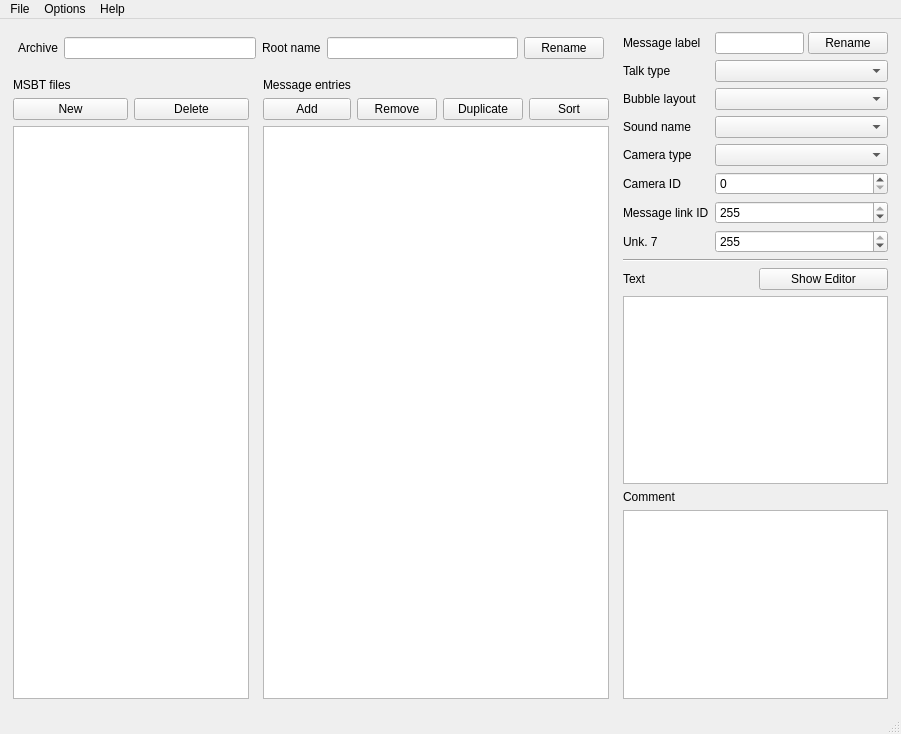
Before: the Qt Designer form assets/editor.ui in SunakazeKun/galaxymsbt, drawn with Qt 5.
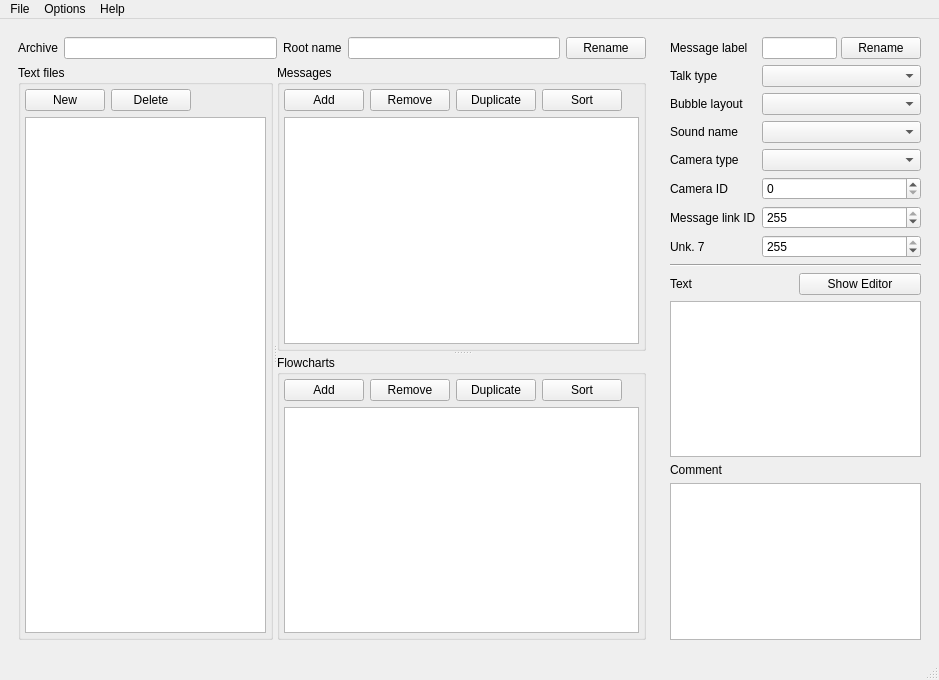
After: the same form once the commit is applied.

Commit message: expanded the UI for MSBF stuff

```diff
--- a/assets/editor.ui
+++ b/assets/editor.ui
@@ -6,74 +6,339 @@
    <rect>
     <x>0</x>
     <y>0</y>
-    <width>901</width>
-    <height>734</height>
+    <width>939</width>
+    <height>680</height>
    </rect>
   </property>
   <property name="windowTitle">
    <string>galaxymsbt -- Super Mario Galaxy 2 MSBT Editor</string>
   </property>
   <widget class="QWidget" name="centralwidget">
-   <layout class="QGridLayout" name="gridLayout_3">
-    <item row="0" column="0" colspan="2">
-     <widget class="QWidget" name="widget_9" native="true">
-      <layout class="QHBoxLayout" name="horizontalLayout_3">
-       <item>
-        <widget class="QLabel" name="labelArchivePath">
-         <property name="text">
-          <string>Archive</string>
-         </property>
-        </widget>
-       </item>
-       <item>
-        <widget class="QLineEdit" name="lineArchivePath">
-         <property name="readOnly">
-          <bool>true</bool>
-         </property>
-        </widget>
-       </item>
-       <item>
-        <widget class="QLabel" name="labelArchiveRoot">
-         <property name="text">
-          <string>Root name</string>
-         </property>
-        </widget>
-       </item>
-       <item>
-        <widget class="QLineEdit" name="lineArchiveRoot">
-         <property name="readOnly">
-          <bool>true</bool>
-         </property>
-        </widget>
-       </item>
-       <item>
-        <widget class="QPushButton" name="buttonChangeRoot">
-         <property name="text">
-          <string>Rename</string>
-         </property>
+   <layout class="QGridLayout" name="gridLayout_11">
+    <item row="0" column="0">
+     <widget class="QWidget" name="widget_2" native="true">
+      <layout class="QGridLayout" name="gridLayout_9">
+       <item row="0" column="0">
+        <widget class="QWidget" name="widgetArchive" native="true">
+         <layout class="QGridLayout" name="gridLayout_10">
+          <property name="leftMargin">
+           <number>0</number>
+          </property>
+          <property name="topMargin">
+           <number>0</number>
+          </property>
+          <property name="rightMargin">
+           <number>0</number>
+          </property>
+          <property name="bottomMargin">
+           <number>0</number>
+          </property>
+          <item row="0" column="3">
+           <widget class="QLineEdit" name="lineArchiveRoot">
+            <property name="readOnly">
+             <bool>true</bool>
+            </property>
+           </widget>
+          </item>
+          <item row="1" column="0" colspan="5">
+           <widget class="QSplitter" name="splitter_2">
+            <property name="orientation">
+             <enum>Qt::Horizontal</enum>
+            </property>
+            <widget class="QGroupBox" name="groupTextFiles">
+             <property name="title">
+              <string>Text files</string>
+             </property>
+             <layout class="QGridLayout" name="gridLayout">
+              <property name="leftMargin">
+               <number>4</number>
+              </property>
+              <property name="topMargin">
+               <number>4</number>
+              </property>
+              <property name="rightMargin">
+               <number>4</number>
+              </property>
+              <property name="bottomMargin">
+               <number>4</number>
+              </property>
+              <item row="0" column="0">
+               <widget class="QWidget" name="widget_3" native="true">
+                <layout class="QGridLayout" name="gridLayout_6">
+                 <property name="leftMargin">
+                  <number>0</number>
+                 </property>
+                 <property name="topMargin">
+                  <number>0</number>
+                 </property>
+                 <property name="rightMargin">
+                  <number>0</number>
+                 </property>
+                 <property name="bottomMargin">
+                  <number>0</number>
+                 </property>
+                 <item row="0" column="0">
+                  <widget class="QPushButton" name="buttonLmsAccessorNew">
+                   <property name="text">
+                    <string>New</string>
+                   </property>
+                  </widget>
+                 </item>
+                 <item row="0" column="1">
+                  <widget class="QPushButton" name="buttonLmsAccessorDelete">
+                   <property name="text">
+                    <string>Delete</string>
+                   </property>
+                  </widget>
+                 </item>
+                 <item row="0" column="2">
+                  <spacer name="horizontalSpacer">
+                   <property name="orientation">
+                    <enum>Qt::Horizontal</enum>
+                   </property>
+                   <property name="sizeHint" stdset="0">
+                    <size>
+                     <width>40</width>
+                     <height>20</height>
+                    </size>
+                   </property>
+                  </spacer>
+                 </item>
+                </layout>
+               </widget>
+              </item>
+              <item row="2" column="0">
+               <widget class="QListView" name="listLmsAccessors">
+                <property name="editTriggers">
+                 <set>QAbstractItemView::NoEditTriggers</set>
+                </property>
+                <property name="selectionMode">
+                 <enum>QAbstractItemView::ExtendedSelection</enum>
+                </property>
+               </widget>
+              </item>
+             </layout>
+            </widget>
+            <widget class="QSplitter" name="splitter">
+             <property name="orientation">
+              <enum>Qt::Vertical</enum>
+             </property>
+             <widget class="QGroupBox" name="groupMessageEntries">
+              <property name="title">
+               <string>Messages</string>
+              </property>
+              <layout class="QGridLayout" name="gridLayout_2">
+               <property name="leftMargin">
+                <number>4</number>
+               </property>
+               <property name="topMargin">
+                <number>4</number>
+               </property>
+               <property name="rightMargin">
+                <number>4</number>
+               </property>
+               <property name="bottomMargin">
+                <number>4</number>
+               </property>
+               <item row="0" column="0">
+                <widget class="QWidget" name="widgetMessageTools" native="true">
+                 <layout class="QGridLayout" name="gridLayout_7">
+                  <property name="leftMargin">
+                   <number>0</number>
+                  </property>
+                  <property name="topMargin">
+                   <number>0</number>
+                  </property>
+                  <property name="rightMargin">
+                   <number>0</number>
+                  </property>
+                  <property name="bottomMargin">
+                   <number>0</number>
+                  </property>
+                  <item row="0" column="1">
+                   <widget class="QPushButton" name="buttonMessagesRemove">
+                    <property name="text">
+                     <string>Remove</string>
+                    </property>
+                   </widget>
+                  </item>
+                  <item row="0" column="2">
+                   <widget class="QPushButton" name="buttonMessagesDuplicate">
+                    <property name="text">
+                     <string>Duplicate</string>
+                    </property>
+                   </widget>
+                  </item>
+                  <item row="0" column="0">
+                   <widget class="QPushButton" name="buttonMessagesAdd">
+                    <property name="text">
+                     <string>Add</string>
+                    </property>
+                   </widget>
+                  </item>
+                  <item row="0" column="3">
+                   <widget class="QPushButton" name="buttonMessagesSort">
+                    <property name="text">
+                     <string>Sort</string>
+                    </property>
+                   </widget>
+                  </item>
+                  <item row="0" column="4">
+                   <spacer name="horizontalSpacer_2">
+                    <property name="orientation">
+                     <enum>Qt::Horizontal</enum>
+                    </property>
+                    <property name="sizeHint" stdset="0">
+                     <size>
+                      <width>40</width>
+                      <height>20</height>
+                     </size>
+                    </property>
+                   </spacer>
+                  </item>
+                 </layout>
+                </widget>
+               </item>
+               <item row="2" column="0">
+                <widget class="QListView" name="listMessageEntries">
+                 <property name="editTriggers">
+                  <set>QAbstractItemView::NoEditTriggers</set>
+                 </property>
+                 <property name="selectionMode">
+                  <enum>QAbstractItemView::ExtendedSelection</enum>
+                 </property>
+                </widget>
+               </item>
+              </layout>
+             </widget>
+             <widget class="QGroupBox" name="groupFlowcharts">
+              <property name="title">
+               <string>Flowcharts</string>
+              </property>
+              <layout class="QGridLayout" name="gridLayout_3">
+               <property name="leftMargin">
+                <number>4</number>
+               </property>
+               <property name="topMargin">
+                <number>4</number>
+               </property>
+               <property name="rightMargin">
+                <number>4</number>
+               </property>
+               <property name="bottomMargin">
+                <number>4</number>
+               </property>
+               <item row="0" column="0">
+                <widget class="QWidget" name="widgetFlowchartTools" native="true">
+                 <layout class="QGridLayout" name="gridLayout_8">
+                  <property name="leftMargin">
+                   <number>0</number>
+                  </property>
+                  <property name="topMargin">
+                   <number>0</number>
+                  </property>
+                  <property name="rightMargin">
+                   <number>0</number>
+                  </property>
+                  <property name="bottomMargin">
+                   <number>0</number>
+                  </property>
+                  <item row="0" column="1">
+                   <widget class="QPushButton" name="buttonFlowchartsRemove">
+                    <property name="text">
+                     <string>Remove</string>
+                    </property>
+                   </widget>
+                  </item>
+                  <item row="0" column="0">
+                   <widget class="QPushButton" name="buttonFlowchartsAdd">
+                    <property name="text">
+                     <string>Add</string>
+                    </property>
+                   </widget>
+                  </item>
+                  <item row="0" column="2">
+                   <widget class="QPushButton" name="buttonFlowchartsDuplicate">
+                    <property name="text">
+                     <string>Duplicate</string>
+                    </property>
+                   </widget>
+                  </item>
+                  <item row="0" column="3">
+                   <widget class="QPushButton" name="buttonFlowchartsSort">
+                    <property name="text">
+                     <string>Sort</string>
+                    </property>
+                   </widget>
+                  </item>
+                  <item row="0" column="4">
+                   <spacer name="horizontalSpacer_3">
+                    <property name="orientation">
+                     <enum>Qt::Horizontal</enum>
+                    </property>
+                    <property name="sizeHint" stdset="0">
+                     <size>
+                      <width>40</width>
+                      <height>20</height>
+                     </size>
+                    </property>
+                   </spacer>
+                  </item>
+                 </layout>
+                </widget>
+               </item>
+               <item row="1" column="0">
+                <widget class="QListView" name="listFlowcharts">
+                 <property name="editTriggers">
+                  <set>QAbstractItemView::NoEditTriggers</set>
+                 </property>
+                </widget>
+               </item>
+              </layout>
+             </widget>
+            </widget>
+           </widget>
+          </item>
+          <item row="0" column="1">
+           <widget class="QLineEdit" name="lineArchivePath">
+            <property name="readOnly">
+             <bool>true</bool>
+            </property>
+           </widget>
+          </item>
+          <item row="0" column="4">
+           <widget class="QPushButton" name="buttonChangeRoot">
+            <property name="text">
+             <string>Rename</string>
+            </property>
+           </widget>
+          </item>
+          <item row="0" column="2">
+           <widget class="QLabel" name="labelArchiveRoot">
+            <property name="text">
+             <string>Root name</string>
+            </property>
+           </widget>
+          </item>
+          <item row="0" column="0">
+           <widget class="QLabel" name="labelArchivePath">
+            <property name="text">
+             <string>Archive</string>
+            </property>
+           </widget>
+          </item>
+         </layout>
         </widget>
        </item>
       </layout>
      </widget>
     </item>
-    <item row="0" column="2" rowspan="2">
-     <widget class="QWidget" name="widget_4" native="true">
+    <item row="0" column="1">
+     <widget class="QWidget" name="widgetMessageEntry" native="true">
       <property name="locale">
        <locale language="English" country="UnitedStates"/>
       </property>
       <layout class="QGridLayout" name="gridLayout_4" rowstretch="0,0,0,0,0,0">
-       <property name="leftMargin">
-        <number>4</number>
-       </property>
-       <property name="topMargin">
-        <number>4</number>
-       </property>
-       <property name="rightMargin">
-        <number>4</number>
-       </property>
-       <property name="bottomMargin">
-        <number>4</number>
-       </property>
        <item row="3" column="0">
         <widget class="QPlainTextEdit" name="textMessageText">
          <property name="plainText">
@@ -311,160 +576,6 @@
       </layout>
      </widget>
     </item>
-    <item row="1" column="0">
-     <widget class="QWidget" name="widget_5" native="true">
-      <layout class="QGridLayout" name="gridLayout">
-       <property name="leftMargin">
-        <number>4</number>
-       </property>
-       <property name="topMargin">
-        <number>4</number>
-       </property>
-       <property name="rightMargin">
-        <number>4</number>
-       </property>
-       <property name="bottomMargin">
-        <number>4</number>
-       </property>
-       <item row="0" column="0">
-        <widget class="QWidget" name="widget_3" native="true">
-         <layout class="QGridLayout" name="gridLayout_6">
-          <property name="leftMargin">
-           <number>0</number>
-          </property>
-          <property name="topMargin">
-           <number>0</number>
-          </property>
-          <property name="rightMargin">
-           <number>0</number>
-          </property>
-          <property name="bottomMargin">
-           <number>0</number>
-          </property>
-          <item row="1" column="0">
-           <widget class="QPushButton" name="buttonMsbtNew">
-            <property name="text">
-             <string>New</string>
-            </property>
-           </widget>
-          </item>
-          <item row="1" column="1">
-           <widget class="QPushButton" name="buttonMsbtDelete">
-            <property name="text">
-             <string>Delete</string>
-            </property>
-           </widget>
-          </item>
-          <item row="0" column="0">
-           <widget class="QLabel" name="labelMsbtFiles">
-            <property name="locale">
-             <locale language="English" country="UnitedStates"/>
-            </property>
-            <property name="text">
-             <string>MSBT files</string>
-            </property>
-           </widget>
-          </item>
-         </layout>
-        </widget>
-       </item>
-       <item row="2" column="0">
-        <widget class="QListView" name="listMsbtFiles">
-         <property name="editTriggers">
-          <set>QAbstractItemView::NoEditTriggers</set>
-         </property>
-         <property name="selectionMode">
-          <enum>QAbstractItemView::ExtendedSelection</enum>
-         </property>
-        </widget>
-       </item>
-      </layout>
-     </widget>
-    </item>
-    <item row="1" column="1">
-     <widget class="QWidget" name="widget_2" native="true">
-      <layout class="QGridLayout" name="gridLayout_2">
-       <property name="leftMargin">
-        <number>4</number>
-       </property>
-       <property name="topMargin">
-        <number>4</number>
-       </property>
-       <property name="rightMargin">
-        <number>4</number>
-       </property>
-       <property name="bottomMargin">
-        <number>4</number>
-       </property>
-       <item row="0" column="0">
-        <widget class="QWidget" name="widget_6" native="true">
-         <layout class="QGridLayout" name="gridLayout_7">
-          <property name="leftMargin">
-           <number>0</number>
-          </property>
-          <property name="topMargin">
-           <number>0</number>
-          </property>
-          <property name="rightMargin">
-           <number>0</number>
-          </property>
-          <property name="bottomMargin">
-           <number>0</number>
-          </property>
-          <item row="1" column="2">
-           <widget class="QPushButton" name="buttonMessagesDuplicate">
-            <property name="text">
-             <string>Duplicate</string>
-            </property>
-           </widget>
-          </item>
-          <item row="1" column="3">
-           <widget class="QPushButton" name="buttonMessagesSort">
-            <property name="text">
-             <string>Sort</string>
-            </property>
-           </widget>
-          </item>
-          <item row="1" column="0">
-           <widget class="QPushButton" name="buttonMessagesAdd">
-            <property name="text">
-             <string>Add</string>
-            </property>
-           </widget>
-          </item>
-          <item row="1" column="1">
-           <widget class="QPushButton" name="buttonMessagesRemove">
-            <property name="text">
-             <string>Remove</string>
-            </property>
-           </widget>
-          </item>
-          <item row="0" column="0">
-           <widget class="QLabel" name="labelMessageEntries">
-            <property name="locale">
-             <locale language="English" country="UnitedStates"/>
-            </property>
-            <property name="text">
-             <string>Message entries</string>
-            </property>
-           </widget>
-          </item>
-         </layout>
-        </widget>
-       </item>
-       <item row="2" column="0">
-        <widget class="QListView" name="listMessageEntries">
-         <property name="editTriggers">
-          <set>QAbstractItemView::NoEditTriggers</set>
-         </property>
-         <property name="selectionMode">
-          <enum>QAbstractItemView::ExtendedSelection</enum>
-         </property>
-        </widget>
-       </item>
-      </layout>
-     </widget>
-    </item>
    </layout>
   </widget>
   <widget class="QMenuBar" name="menubar">
@@ -472,7 +583,7 @@
     <rect>
      <x>0</x>
      <y>0</y>
-     <width>901</width>
+     <width>939</width>
      <height>21</height>
     </rect>
    </property>
```
The commit also changes 2 other files.
